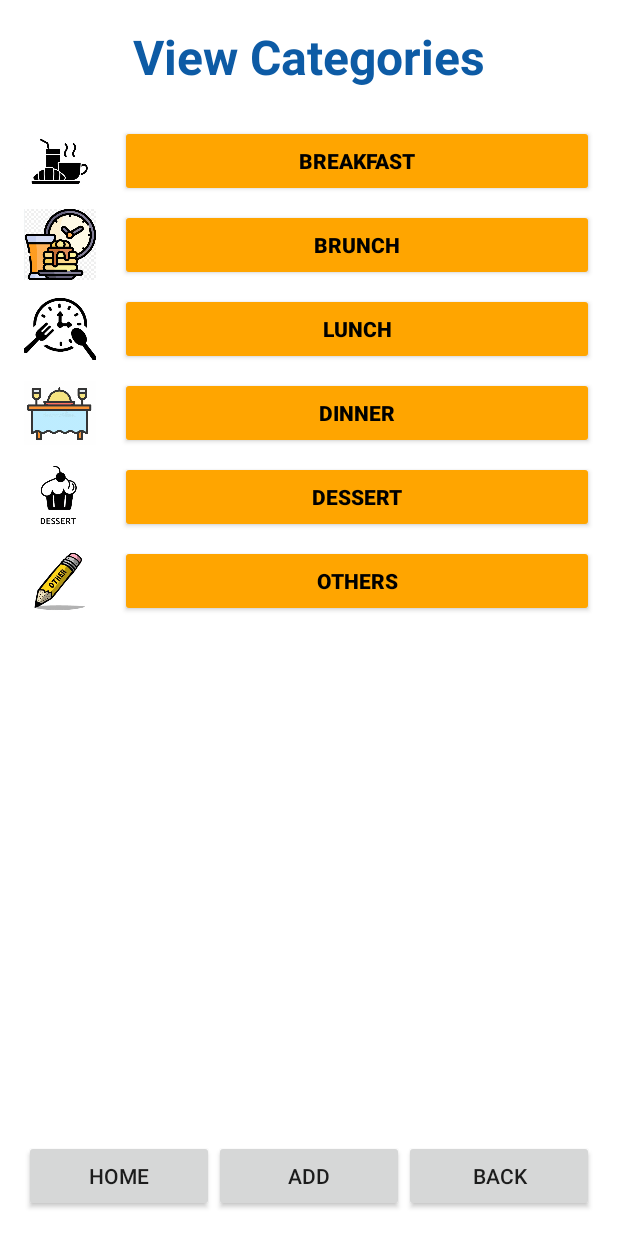
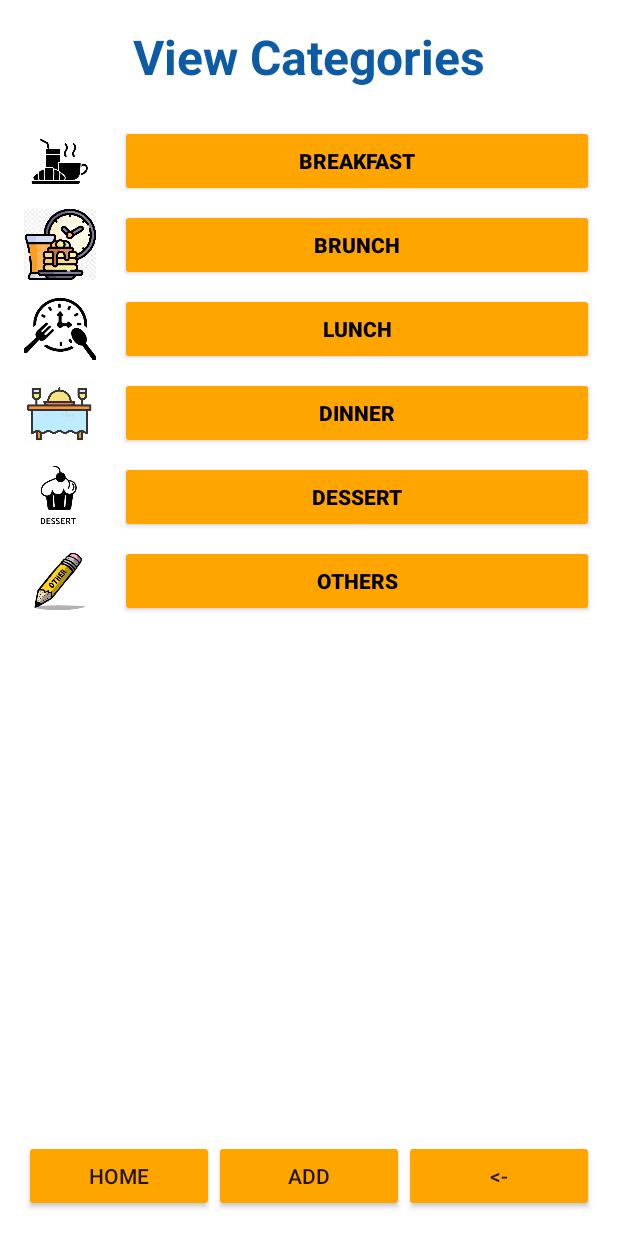
Before and after one commit to Birkbeck/mobile-computing-project-Miroslava958, an Android app built with Jetpack Compose: the layout activity_view_categories.xml on its own in the app's theme, with its tools: preview values and no code run, on a phone screen of 412 x 824 dp. Run offline under Robolectric (Android 15) with nearby library versions, the phone set to English and light mode, and no system bars.

```diff
--- a/app/src/main/res/layout/activity_view_categories.xml
+++ b/app/src/main/res/layout/activity_view_categories.xml
@@ -195,18 +195,21 @@
             android:layout_width="0dp"
             android:layout_height="wrap_content"
             android:layout_weight="1"
-            android:text="@string/home" />
+            android:text="@string/home"
+            android:backgroundTint="#FFA500" />
 
         <Button
             android:layout_width="0dp"
             android:layout_height="wrap_content"
             android:layout_weight="1"
-            android:text="@string/add" />
+            android:text="@string/add"
+            android:backgroundTint="#FFA500" />
 
         <Button
             android:layout_width="0dp"
             android:layout_height="wrap_content"
             android:layout_weight="1"
-            android:text="@string/back" />
+            android:text="@string/back"
+            android:backgroundTint="#FFA500" />
     </LinearLayout>
 </RelativeLayout>
--- a/app/src/main/res/values/strings.xml
+++ b/app/src/main/res/values/strings.xml
@@ -38,9 +38,6 @@
     <string name="dinner">Dinner</string>
     <string name="dessert">Dessert</string>
     <string name="others">Others</string>
-    <string name="home">Home</string>
-    <string name="add">Add</string>
-    <string name="back">Back</string>
 
     <string name="breakfast_icon_desc">Breakfast icon</string>
     <string name="brunch_icon_desc">Brunch icon</string>
@@ -48,4 +45,17 @@
     <string name="dinner_icon_desc">Dinner icon</string>
     <string name="dessert_icon_desc">Dessert icon</string>
     <string name="others_icon_desc">Others icon</string>
+
+    <!-- List categories -->
+    <string name="breakfast_title">BREAKFAST</string>
+    <string name="brunch_title">BRUNCH</string>
+    <string name="lunch_title">LUNCH</string>
+    <string name="dinner_title">DINNER</string>
+    <string name="dessert_title">DESSERT</string>
+    <string name="others_title">OTHERS</string>
+
+    <!-- Navigation -->
+    <string name="home">Home</string>
+    <string name="add">Add</string>
+    <string name="back">&lt;-</string>
 </resources>
```
